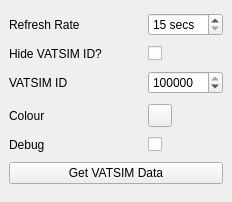
Old version of the form vatsim_online_dockwidget_base.ui in the repository StevePirateX/qgis-vatsim-online.
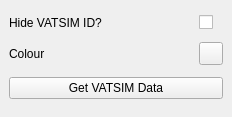
New version of the form. Custom widgets are drawn as their Qt base class.

Commit message: Added persistent settings

The edit to the form file:
```diff
--- a/vatsim_online_dockwidget_base.ui
+++ b/vatsim_online_dockwidget_base.ui
@@ -7,7 +7,7 @@
     <x>0</x>
     <y>0</y>
     <width>232</width>
-    <height>202</height>
+    <height>117</height>
    </rect>
   </property>
   <property name="windowTitle">
@@ -15,87 +15,14 @@
   </property>
   <widget class="QWidget" name="dockWidgetContents">
    <layout class="QGridLayout" name="gridLayout">
-    <item row="5" column="0">
-     <widget class="QLabel" name="lblDebug">
-      <property name="text">
-       <string>Debug</string>
-      </property>
-     </widget>
-    </item>
-    <item row="2" column="0">
-     <widget class="QLabel" name="lblHideVatsimId">
-      <property name="text">
-       <string>Hide VATSIM ID?</string>
-      </property>
-     </widget>
-    </item>
-    <item row="6" column="0" colspan="2">
+    <item row="3" column="0" colspan="2">
      <widget class="QPushButton" name="btnGetData">
       <property name="text">
        <string>Get VATSIM Data</string>
       </property>
      </widget>
     </item>
-    <item row="3" column="1">
-     <widget class="QSpinBox" name="spnVatsimId">
-      <property name="toolTip">
-       <string>VATSIM ID to hide</string>
-      </property>
-      <property name="whatsThis">
-       <string>&lt;html&gt;&lt;head/&gt;&lt;body&gt;&lt;p&gt;This allows you to specify a VATSIM ID to hide from the map.&lt;/p&gt;&lt;p&gt;This can be used if you are receiving your aircraft data from another source.&lt;/p&gt;&lt;/body&gt;&lt;/html&gt;</string>
-      </property>
-      <property name="accelerated">
-       <bool>true</bool>
-      </property>
-      <property name="showGroupSeparator" stdset="0">
-       <bool>false</bool>
-      </property>
-      <property name="minimum">
-       <number>80000</number>
-      </property>
-      <property name="maximum">
-       <number>10000000</number>
-      </property>
-      <property name="value">
-       <number>1000000</number>
-      </property>
-     </widget>
-    </item>
     <item row="1" column="1">
-     <widget class="QSpinBox" name="spnRefreshRate">
-      <property name="suffix">
-       <string> secs</string>
-      </property>
-      <property name="minimum">
-       <number>15</number>
-      </property>
-      <property name="maximum">
-       <number>600</number>
-      </property>
-     </widget>
-    </item>
-    <item row="5" column="1">
-     <widget class="QCheckBox" name="chkDebug">
-      <property name="text">
-       <string/>
-      </property>
-     </widget>
-    </item>
-    <item row="1" column="0">
-     <widget class="QLabel" name="lblRefreshRate">
-      <property name="text">
-       <string>Refresh Rate</string>
-      </property>
-     </widget>
-    </item>
-    <item row="3" column="0">
-     <widget class="QLabel" name="lblVatsimId">
-      <property name="text">
-       <string>VATSIM ID</string>
-      </property>
-     </widget>
-    </item>
-    <item row="2" column="1">
      <widget class="QCheckBox" name="chkHideVatsimId">
       <property name="toolTip">
        <string>Hide specified VATSIM ID</string>
@@ -108,46 +35,50 @@
       </property>
      </widget>
     </item>
-    <item row="4" column="1">
-     <widget class="QgsColorButton" name="mColorButton">
-      <property name="colorDialogTitle">
-       <string>Select Color</string>
-      </property>
-      <property name="color">
-       <color>
-        <red>59</red>
-        <green>108</green>
-        <blue>235</blue>
-       </color>
-      </property>
-      <property name="allowOpacity">
-       <bool>true</bool>
-      </property>
-      <property name="showMenu">
-       <bool>true</bool>
-      </property>
-      <property name="behavior">
-       <enum>QgsColorButton::ShowDialog</enum>
-      </property>
-      <property name="defaultColor">
-       <color>
-        <red>59</red>
-        <green>108</green>
-        <blue>235</blue>
-       </color>
-      </property>
-      <property name="showNoColor">
-       <bool>false</bool>
-      </property>
-     </widget>
-    </item>
-    <item row="4" column="0">
+    <item row="2" column="0">
      <widget class="QLabel" name="label">
       <property name="text">
        <string>Colour</string>
       </property>
      </widget>
     </item>
+    <item row="2" column="1">
+     <widget class="QgsColorButton" name="mColorButton">
+      <property name="colorDialogTitle" stdset="0">
+       <string>Select Color</string>
+      </property>
+      <property name="color" stdset="0">
+       <color>
+        <red>59</red>
+        <green>108</green>
+        <blue>235</blue>
+       </color>
+      </property>
+      <property name="allowOpacity" stdset="0">
+       <bool>true</bool>
+      </property>
+      <property name="showMenu" stdset="0">
+       <bool>true</bool>
+      </property>
+      <property name="defaultColor" stdset="0">
+       <color>
+        <red>59</red>
+        <green>108</green>
+        <blue>235</blue>
+       </color>
+      </property>
+      <property name="showNoColor" stdset="0">
+       <bool>false</bool>
+      </property>
+     </widget>
+    </item>
+    <item row="1" column="0">
+     <widget class="QLabel" name="lblHideVatsimId">
+      <property name="text">
+       <string>Hide VATSIM ID?</string>
+      </property>
+     </widget>
+    </item>
    </layout>
   </widget>
  </widget>
```
Left out of the diff: 16 changed lines with no effect on the pictures. The commit also changes 2 other files.
